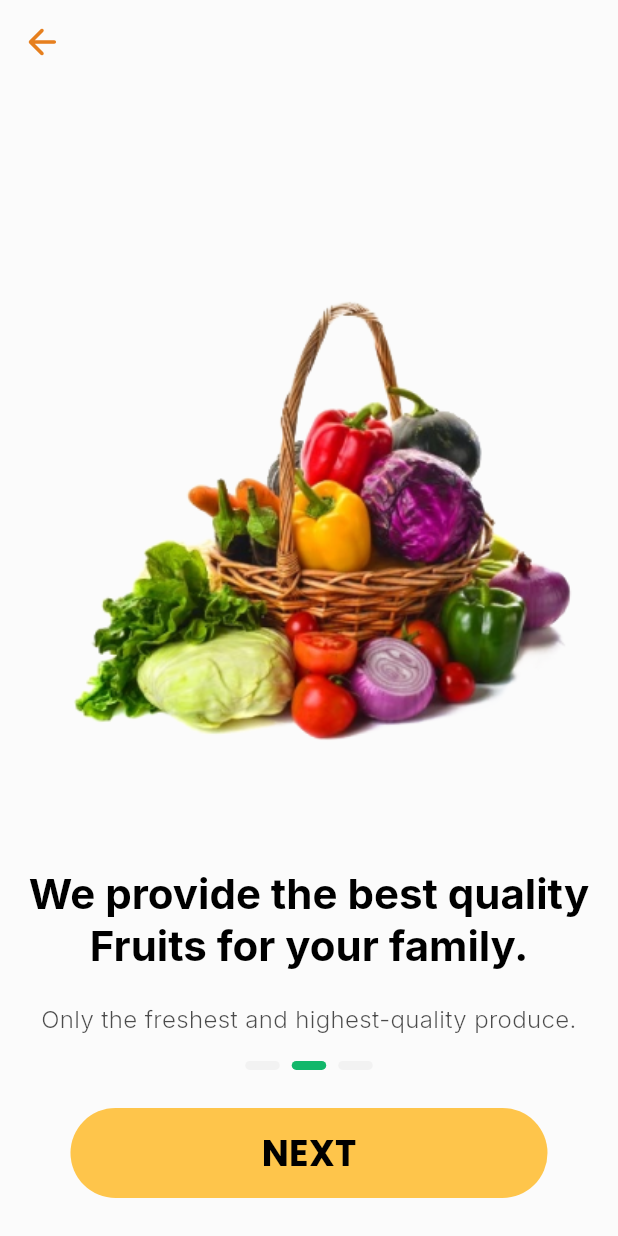
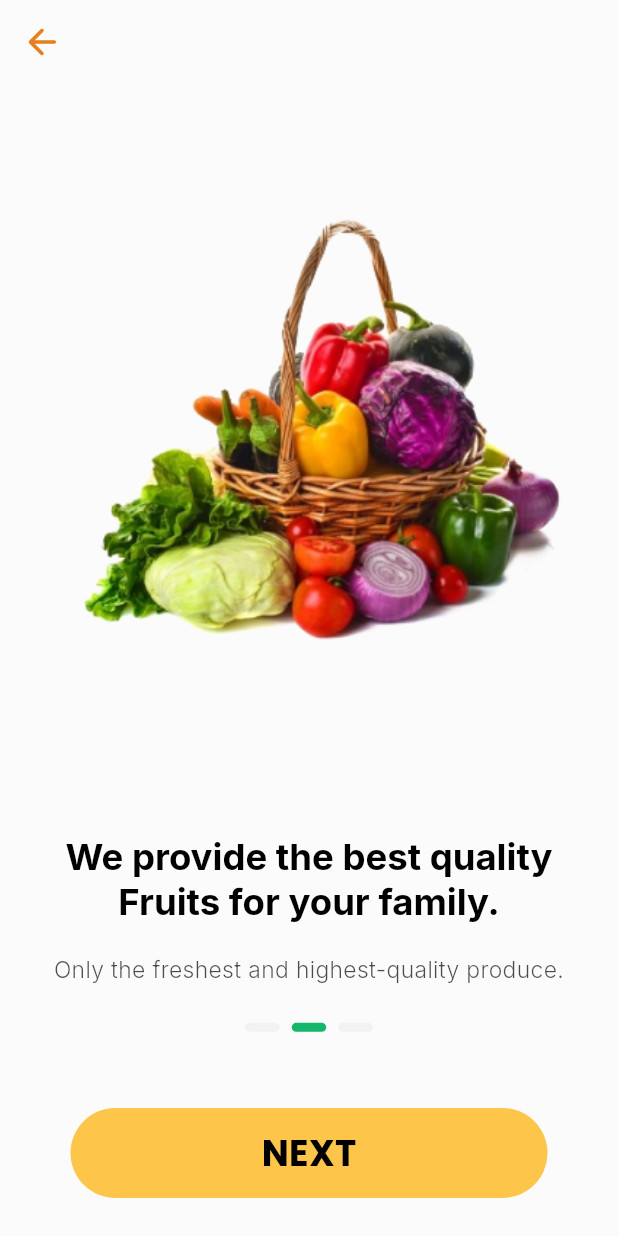
Before and after one commit to Paularezk3/grocery_app, a Flutter app: the screen it shows after launch, after a tap on "NEXT", on a phone screen of 412 x 824 dp. Run offline on Flutter 3.47's test engine with Material 3 defaults, Android fonts, the phone set to English and light mode, and no system bars; drawn by our look-alikes of smooth_page_indicator; our stand-ins replace flutter_bloc, flutter_screenutil, google_fonts.

Commit message:
refactor(implementing SOLID on code)

```diff
--- a/lib/common/strings.dart
+++ b/lib/common/strings.dart
@@ -1,7 +1,11 @@
 class Strings {
+  // Assets Path
   static const _assetsPath = "assets";
   static const _imagesPath = "$_assetsPath/images";
 
+  // Images Path
   static const splashScreenPhoto = "$_imagesPath/fresh_fruits.png";
   static const onBoardingFruitsPhoto = "$_imagesPath/on_boarding_fruits.png";
+  static const onBoardingDeliveryPhoto =
+      "$_imagesPath/on_boarding_delivery.png";
 }
--- a/lib/features/onboarding/presentation/pages/onboarding_screen.dart
+++ b/lib/features/onboarding/presentation/pages/onboarding_screen.dart
@@ -3,10 +3,11 @@ import 'package:flutter_screenutil/flutter_screenutil.dart';
 import 'package:grocery_app/common/components/primary_button.dart';
 import 'package:grocery_app/common/components/secondary_button.dart';
 import 'package:grocery_app/common/components/secondary_outlined_button.dart';
-import 'package:grocery_app/common/strings.dart';
 import 'package:grocery_app/core/config/routes/route_names.dart';
 import 'package:grocery_app/core/themes/app_colors.dart';
 import 'package:smooth_page_indicator/smooth_page_indicator.dart';
+
+import '../widgets/onboarding_content.dart';
 
 class OnboardingPage extends StatefulWidget {
   const OnboardingPage({super.key});
@@ -32,11 +33,109 @@ class _OnboardingPageState extends State<OnboardingPage> {
 
   @override
   Widget build(BuildContext context) {
-    final size = MediaQuery.of(context).size;
-    final isSmallScreen = size.width < 400;
+    return Scaffold(
+      appBar: _buildAppBar(),
+      backgroundColor: AppColors.white,
+      body: Column(
+        children: [
+          _buildPageView(),
+          _buildPageIndicator(),
+          25.verticalSpace,
+          _buildActionButton(context),
+          25.verticalSpace,
+        ],
+      ),
+    );
+  }
 
-    return Scaffold(
-      appBar: AppBar(
+  Column _buildActionButton(BuildContext context) {
+    return Column(
+      children: [
+        AnimatedContainer(
+          duration: const Duration(milliseconds: 300),
+          height: _currentPage == 2 ? (60) : 0, // Animates height
+          child: SecondaryButton(
+            text: 'Create An Account',
+            onPressed: () {
+              // Handle secondary button action
+              Navigator.pushReplacementNamed(context, RouteNames.login);
+            },
+          ),
+        ),
+        25.verticalSpace,
+        AnimatedSwitcher(
+          duration: const Duration(milliseconds: 300),
+          transitionBuilder: (child, animation) => FadeTransition(
+            opacity: animation,
+            child: child,
+          ),
+          child: Padding(
+            key: ValueKey(
+                _currentPage == 2), // Ensure a unique key for each child
+            padding: const EdgeInsets.symmetric(horizontal: 16.0),
+            child: _currentPage == 2
+                ? SecondaryOutlinedButton(
+                    text: 'Login',
+                    onPressed: () {
+                      // Handle secondary button action
+                      Navigator.pushReplacementNamed(context, RouteNames.login);
+                    },
+                  )
+                : PrimaryButton(
+                    text: 'Next',
+                    onPressed: () {
+                      _pageController.nextPage(
+                        duration: const Duration(milliseconds: 300),
+                        curve: Curves.easeInOut,
+                      );
+                    },
+                  ),
+          ),
+        ),
+      ],
+    );
+  }
+
+  SmoothPageIndicator _buildPageIndicator() {
+    return SmoothPageIndicator(
+      controller: _pageController,
+      count: _onboardingTitleTexts.length,
+      effect: SwapEffect(
+        activeDotColor: AppColors.gPercent,
+        dotHeight: 6,
+        dotWidth: 23,
+        dotColor: AppColors.lightGrey,
+      ),
+      onDotClicked: (index) => _pageController.animateToPage(index,
+          duration: Duration(milliseconds: 300), curve: Curves.easeInOutCubic),
+    );
+  }
+
+  Expanded _buildPageView() {
+    return Expanded(
+      child: PageView.builder(
+        controller: _pageController,
+        onPageChanged: (index) {
+          setState(() {
+            _currentPage = index;
+          });
+        },
+        physics: const NeverScrollableScrollPhysics(),
+        itemCount: _onboardingTitleTexts.length,
+        itemBuilder: (context, index) {
+          return OnboardingContent(
+            title: _onboardingTitleTexts[index],
+            body: _onboardingBodyTexts[index],
+            isFirstPage: index == 0,
+            isLastPage: index == _onboardingTitleTexts.length - 1,
+          );
+        },
+      ),
+    );
+  }
+
+  AppBar _buildAppBar() {
+    return AppBar(
       backgroundColor: Colors.transparent,
       elevation: 0,
       leading: _currentPage == 0
@@ -54,126 +153,6 @@ class _OnboardingPageState extends State<OnboardingPage> {
                 size: 28,
               ),
             ),
-      ),
-      backgroundColor: AppColors.white,
-      body: Column(
-        children: [
-          Expanded(
-            child: PageView.builder(
-              controller: _pageController,
-              onPageChanged: (index) {
-                setState(() {
-                  _currentPage = index;
-                });
-              },
-              physics: NeverScrollableScrollPhysics(),
-              itemCount: _onboardingTitleTexts.length,
-              itemBuilder: (context, index) {
-                return Padding(
-                  padding: const EdgeInsets.all(16.0),
-                  child: Column(
-                    crossAxisAlignment: CrossAxisAlignment.stretch,
-                    children: [
-                      20.verticalSpace,
-                      Expanded(
-                        flex: 3,
-                        child: Image.asset(
-                          Strings.onBoardingFruitsPhoto,
-                          fit: BoxFit.contain,
-                        ),
-                      ),
-                      Text(
-                        _onboardingTitleTexts[index],
-                        style:
-                            Theme.of(context).textTheme.headlineLarge?.copyWith(
-                                  fontSize: isSmallScreen ? 20 : 28,
-                                  fontWeight: FontWeight.bold,
-                                ),
-                        textAlign: TextAlign.center,
-                      ),
-                      if (_currentPage == 0) ...[
-                        20.verticalSpace,
-                        Text(
-                          "Grocery application",
-                          style: Theme.of(context).textTheme.headlineSmall,
-                          textAlign: TextAlign.center,
-                        ),
-                      ],
-                      20.verticalSpace,
-                      Text(
-                        _onboardingBodyTexts[index],
-                        style: Theme.of(context).textTheme.bodyMedium?.copyWith(
-                              color: AppColors.notReallyBlackText,
-                              fontWeight: FontWeight.w300,
-                              fontSize: isSmallScreen ? 14 : 16,
-                            ),
-                        textAlign: TextAlign.center,
-                      ),
-                    ],
-                  ),
-                );
-              },
-            ),
-          ),
-          SmoothPageIndicator(
-            controller: _pageController,
-            count: _onboardingTitleTexts.length,
-            effect: SwapEffect(
-              activeDotColor: AppColors.gPercent,
-              dotHeight: 6,
-              dotWidth: 23,
-              dotColor: AppColors.lightGrey,
-            ),
-            onDotClicked: (index) => _pageController.animateToPage(index,
-                duration: Duration(milliseconds: 300),
-                curve: Curves.easeInOutCubic),
-          ),
-          25.verticalSpace,
-          AnimatedContainer(
-            duration: const Duration(milliseconds: 300),
-            height: _currentPage == 2 ? (60 + 16) : 0, // Animates height
-            padding: EdgeInsets.symmetric(vertical: 8),
-            child: SecondaryButton(
-              text: 'Create An Account',
-              onPressed: () {
-                // Handle secondary button action
-                Navigator.pushReplacementNamed(context, RouteNames.login);
-              },
-            ),
-          ),
-          AnimatedSwitcher(
-            duration: const Duration(milliseconds: 300),
-            transitionBuilder: (child, animation) => FadeTransition(
-              opacity: animation,
-              child: child,
-            ),
-            child: Padding(
-              key: ValueKey(
-                  _currentPage == 2), // Ensure a unique key for each child
-              padding: const EdgeInsets.symmetric(horizontal: 16.0),
-              child: _currentPage == 2
-                  ? SecondaryOutlinedButton(
-                      text: 'Login',
-                      onPressed: () {
-                        // Handle secondary button action
-                        Navigator.pushReplacementNamed(
-                            context, RouteNames.login);
-                      },
-                    )
-                  : PrimaryButton(
-                      text: 'Next',
-                      onPressed: () {
-                        _pageController.nextPage(
-                          duration: const Duration(milliseconds: 300),
-                          curve: Curves.easeInOut,
-                        );
-                      },
-                    ),
-            ),
-          ),
-          25.verticalSpace,
-        ],
-      ),
     );
   }
 }
--- /dev/null
+++ b/lib/features/onboarding/presentation/widgets/onboarding_content.dart
@@ -0,0 +1,77 @@
+import 'package:flutter/material.dart';
+import 'package:flutter_screenutil/flutter_screenutil.dart';
+
+import '../../../../common/strings.dart';
+import '../../../../core/themes/app_colors.dart';
+
+class OnboardingContent extends StatelessWidget {
+  final String title;
+  final String body;
+  final bool isFirstPage;
+  final bool isLastPage;
+
+  const OnboardingContent({
+    required this.title,
+    required this.body,
+    required this.isFirstPage,
+    required this.isLastPage,
+  });
+
+  @override
+  Widget build(BuildContext context) {
+    return Padding(
+      padding: const EdgeInsets.all(24.0),
+      child: Column(
+        crossAxisAlignment: CrossAxisAlignment.stretch,
+        children: [
+          const SizedBox(height: 20),
+          Expanded(
+            flex: 3,
+            child: AnimatedCrossFade(
+              firstChild: Image.asset(
+                Strings.onBoardingFruitsPhoto,
+                fit: BoxFit.contain,
+              ),
+              secondChild: Center(
+                child: Image.asset(
+                  Strings.onBoardingDeliveryPhoto,
+                  fit: BoxFit.contain,
+                ),
+              ),
+              crossFadeState: isLastPage
+                  ? CrossFadeState.showSecond
+                  : CrossFadeState.showFirst,
+              duration: const Duration(milliseconds: 300),
+            ),
+          ),
+          Text(
+            title,
+            style: Theme.of(context).textTheme.headlineLarge?.copyWith(
+                  fontSize: 24.sp,
+                  fontWeight: FontWeight.bold,
+                ),
+            textAlign: TextAlign.center,
+          ),
+          if (isFirstPage) ...[
+            const SizedBox(height: 20),
+            Text(
+              "Grocery application",
+              style: Theme.of(context).textTheme.headlineSmall,
+              textAlign: TextAlign.center,
+            ),
+          ],
+          const SizedBox(height: 20),
+          Text(
+            body,
+            style: Theme.of(context).textTheme.bodyMedium?.copyWith(
+                  color: AppColors.notReallyBlackText,
+                  fontWeight: FontWeight.w300,
+                  fontSize: 15.sp,
+                ),
+            textAlign: TextAlign.center,
+          ),
+        ],
+      ),
+    );
+  }
+}
--- a/pubspec.yaml
+++ b/pubspec.yaml
@@ -32,6 +32,7 @@ flutter:
   assets:
     - assets/images/fresh_fruits.png
     - assets/images/on_boarding_fruits.png
+    - assets/images/on_boarding_delivery.png
 
   # fonts:
   #   - family: Schyler
```
Also changed, not shown: assets/images/on_boarding_delivery.png (added). Lines whose indentation alone changed are shown as unchanged.
